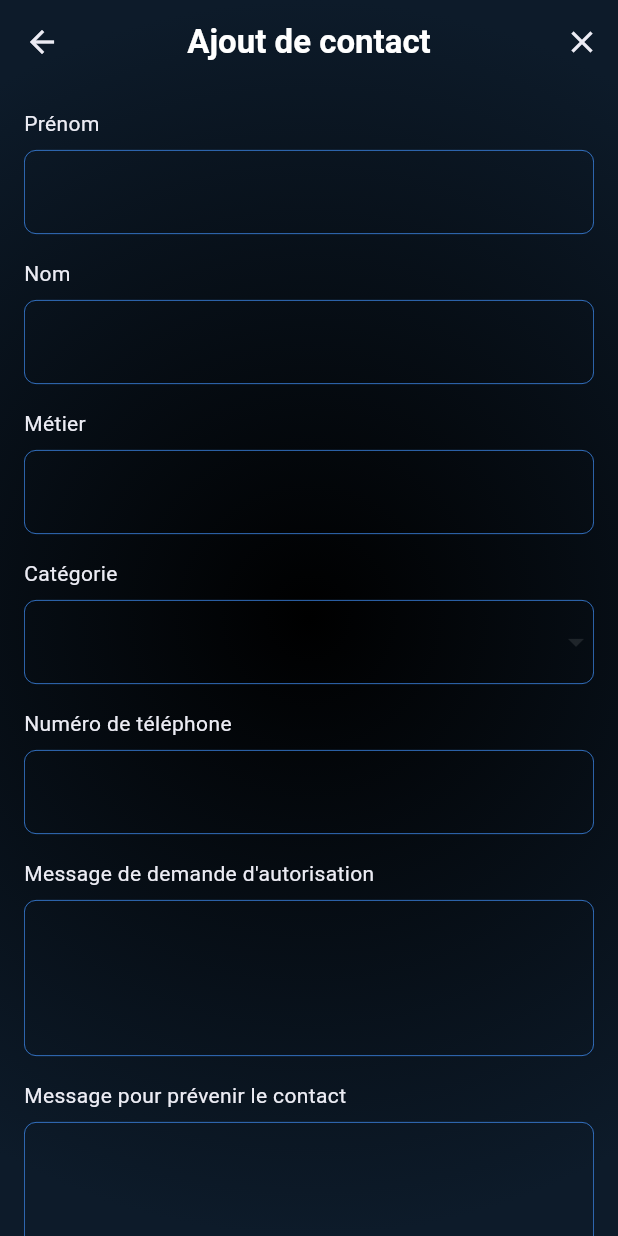
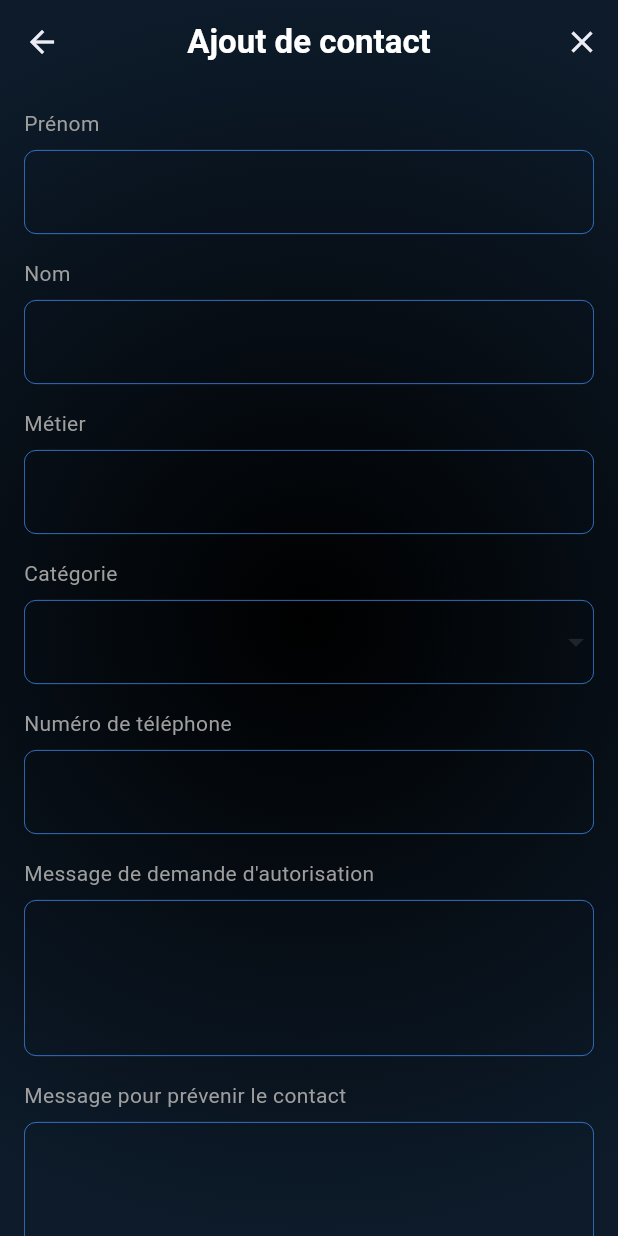
Before and after one commit to thibaultpkahn/RelayMe, a Flutter app: the AddContactScreen screen opened directly, on a phone screen of 412 x 824 dp. Run offline on Flutter 3.47's test engine with Material 3 defaults, Android fonts, the phone set to English and light mode, and no system bars; our stand-ins replace cloud_firestore, firebase_core; accounts and stored records are empty.

Commit message:
Ajustement des couleurs

```diff
--- a/lib/controllers/home_controller.dart
+++ b/lib/controllers/home_controller.dart
@@ -49,7 +49,7 @@ class HomeController extends ChangeNotifier {
           children: [
             const Text(
               "Nom de la catégorie",
-              style: TextStyle(color: AppColors.whiteText),
+              style: TextStyle(color: AppColors.grayText),
             ),
             TextField(
               controller: categoryController,
--- a/lib/screens/add_contact_screen.dart
+++ b/lib/screens/add_contact_screen.dart
@@ -31,7 +31,7 @@ class _AddContactScreenState extends State<AddContactScreen> {
     return Column(
       crossAxisAlignment: CrossAxisAlignment.start,
       children: [
-        Text(label, style: const TextStyle(color: AppColors.whiteText)),
+        Text(label, style: const TextStyle(color: AppColors.grayText)),
         const SizedBox(height: 8),
         TextField(
           controller: controller,
@@ -141,8 +141,8 @@ class _AddContactScreenState extends State<AddContactScreen> {
             center: Alignment.center, // Centre du gradient
             radius: 1.0, // Étendue du gradient
             colors: [
-              Colors.black, // Noir au centre
-              Color(0xFF0D1B2A), // Bleu très foncé sur les bords
+              Colors.black,
+              Color(0xFF0D1B2A),
             ],
             stops: [0.0, 1.0], // Transition entre les couleurs
           ),
@@ -161,7 +161,7 @@ class _AddContactScreenState extends State<AddContactScreen> {
 
                   // Catégorie Dropdown
                   const Text("Catégorie",
-                      style: TextStyle(color: AppColors.whiteText)),
+                      style: TextStyle(color: AppColors.grayText)),
                   const SizedBox(height: 8),
                   DropdownButtonFormField<String>(
                     value: selectedCategory,
--- a/lib/screens/home_screen.dart
+++ b/lib/screens/home_screen.dart
@@ -196,7 +196,7 @@ class ContactCard extends StatelessWidget {
               style: const TextStyle(fontSize: 16, fontWeight: FontWeight.bold, color: Colors.white),
             ),
             const SizedBox(height: 5),
-            Text(job, style: const TextStyle(fontSize: 14, color: Colors.grey)),
+            Text(job, style: const TextStyle(fontSize: 14, color: AppColors.grayText)),
           ],
         ),
       ),
```
